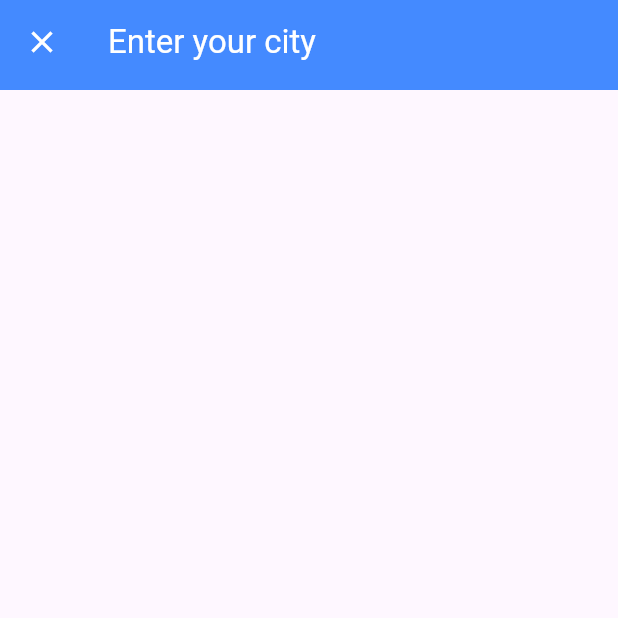
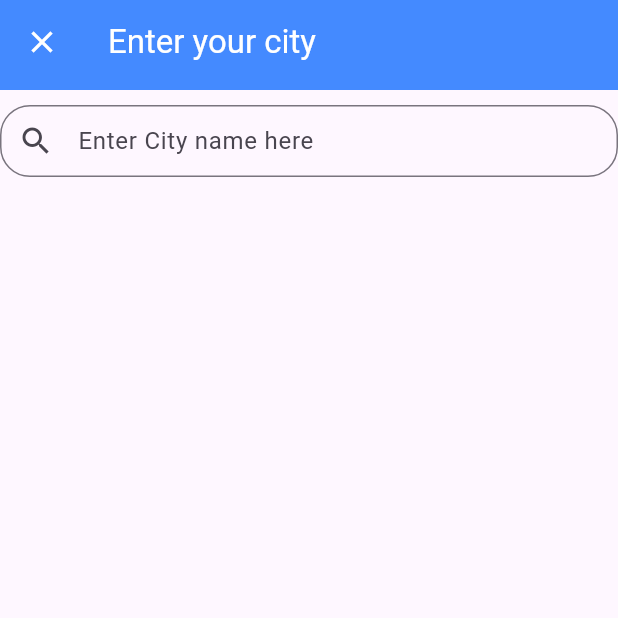
Before and after one commit to MetalZeroTwo/practo, a Flutter app: the LocationView screen opened directly, on a phone screen of 412 x 824 dp, the top half of it. Run offline on Flutter 3.47's test engine with Material 3 defaults, Android fonts, the phone set to English and light mode, and no system bars; our stand-ins replace csv.

Commit message:
tryna make search bar using textfield widget - work in progres

```diff
--- a/lib/homepage.dart
+++ b/lib/homepage.dart
@@ -35,8 +35,6 @@ class _HomePageState extends State<HomePage> {
               }
             },
 
-            child: Container(
-              //decoration: BoxDecoration(color: Colors.white),
             child: Row(
               mainAxisAlignment: MainAxisAlignment.start,
               children: [
@@ -57,7 +55,6 @@ class _HomePageState extends State<HomePage> {
           ),
         ),
       ),
-      ),
     );
   }
 }
--- a/lib/location/location_controller.dart
+++ b/lib/location/location_controller.dart
@@ -4,29 +4,40 @@ import 'package:csv/csv.dart';
 import 'location_model.dart';
 
 class LocationController {
-
   List<LocationModel> locations = [];
 
   Future<void> loadLocations() async {
-
-
-    String rawData = await rootBundle.loadString(       //Loading the CSV file
+    String rawData = await rootBundle.loadString(
+      //Loading the CSV file
       'assets/in.csv',
     );
 
-    List<List<dynamic>> csvTable =                      //Loads the incoming String CSV data into a list named-csvTable
-    //csvToListConverter().convert(rawData);
-    csv.decode(rawData);                                //Converting CSV file into String
-    for (int i = 1; i < csvTable.length; i++) {         //Skips first row which are headers in CSV File
+    List<List<dynamic>>
+    csvTable = //Loads the incoming String CSV data into a list named-csvTable
+        //csvToListConverter().convert(rawData);
+        csv.decode(rawData); //Converting CSV file into String
+    for (int i = 1; i < csvTable.length; i++) {
+      //Skips first row which are headers in CSV File
 
       final row = csvTable[i];
 
       locations.add(
-        LocationModel(
-          city: row[0].toString(),
-          adminName: row[5].toString(),
-        ),
+        LocationModel(city: row[0].toString(), adminName: row[5].toString()),
       );
     }
   }
 }
+
+
+class Filter {
+  List<LocationController>filterCities(
+      String val,
+      List<LocationModel> locations,
+      ) {
+    return LocationController.where((location) {
+      return location.city.toLowerCase().contains(
+        val.toLowerCase(),
+      );
+    }).toList();
+  }
+}
--- a/lib/location/location_view.dart
+++ b/lib/location/location_view.dart
@@ -1,5 +1,6 @@
 import 'package:flutter/material.dart';
 import 'package:practo/location/location_controller.dart';
+import 'location_model.dart';
 
 class LocationView extends StatefulWidget {
   const LocationView({super.key});
@@ -10,7 +11,9 @@ class LocationView extends StatefulWidget {
 
 class _LocationViewState extends State<LocationView> {
   LocationController controller = LocationController();
-  String? selectedLocation;
+  List<LocationModel> filteredLocations = [];
+  Filter filter = Filter();
+  // String? selectedLocation;
 
   @override
   void initState() {
@@ -20,6 +23,7 @@ class _LocationViewState extends State<LocationView> {
 
   Future<void> loadData() async {
     await controller.loadLocations();
+    filteredLocations = controller.locations;
     setState(() {});
   }
 
@@ -44,7 +48,34 @@ class _LocationViewState extends State<LocationView> {
         ),
       ),
 
-      body: ListView.builder(
+      body: Column(
+        mainAxisAlignment: MainAxisAlignment.start,
+        children: [
+          SizedBox(height: 10),
+
+          TextField(
+            decoration: InputDecoration(
+              contentPadding: EdgeInsets.all(10),
+              hintText: "Enter City name here",
+              prefixIcon: Icon(Icons.search_sharp),
+              border: OutlineInputBorder(
+                borderRadius: BorderRadius.circular(20),
+              ),
+            ),
+            // maxLength: 30,
+            onChanged: (val) {
+              setState(() {
+                filteredLocations = filter.filterCities(
+                  val,
+                  controller.locations,
+                );
+              });
+            },
+          ),
+
+          Expanded(
+            child: ListView.builder(
+              shrinkWrap: true,
               scrollDirection: Axis.vertical,
               itemCount: controller.locations.length,
               itemBuilder: (BuildContext context, int index) {
@@ -84,6 +115,9 @@ class _LocationViewState extends State<LocationView> {
                 );
               },
             ),
+          ),
+        ],
+      ),
 
       //
       // InkWell(
@@ -121,40 +155,6 @@ class _LocationViewState extends State<LocationView> {
       //   },
       // ),
       //
-      // InkWell(
-      //   child: Ink(
-      //     color: Colors.blueAccent,
-      //     child: Padding(
-      //       padding: const EdgeInsets.all(8.0),
-      //       child: Align(
-      //         alignment: AlignmentGeometry.centerLeft,
-      //         child: Row(
-      //           mainAxisAlignment: MainAxisAlignment.start,
-      //           children: [
-      //             Text(
-      //               controller.locations.isNotEmpty
-      //                   ? controller.locations[0].city
-      //                   : "Loading...",
-      //             ),
-      //             Text(", "),
-      //             Text(
-      //               controller.locations.isNotEmpty
-      //                   ? controller.locations[0].adminName
-      //                   : "Loading...",
-      //             ),
-      //           ],
-      //         ),
-      //       ),
-      //     ),
-      //   ),
-      //   onTap: () {
-      //     Navigator.pop(context, {
-      //       "city": controller.locations[0].city,
-      //       "adminName": controller.locations[0].adminName,
-      //     });
-      //     //Navigator.pop(context, [controller.locations[1].city,controller.locations[1].adminName]);
-      //   },
-      // ),
     );
   }
 }
```
Lines whose indentation alone changed are shown as unchanged.
